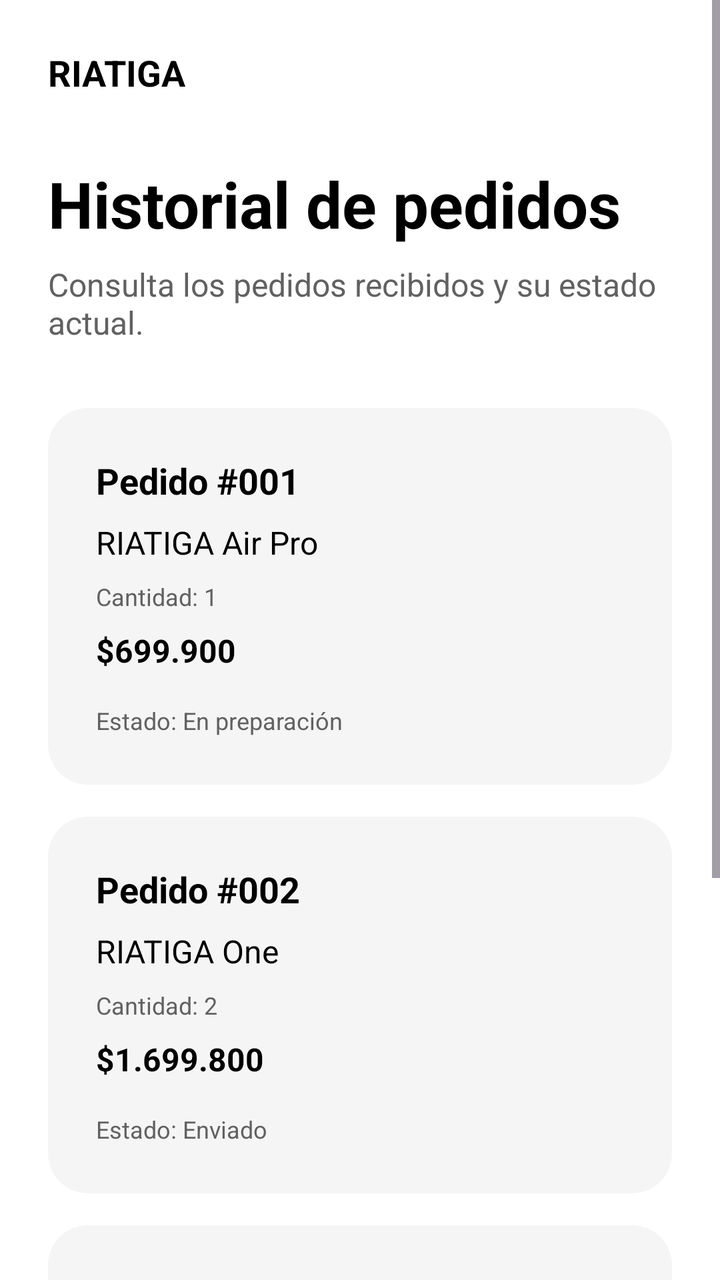
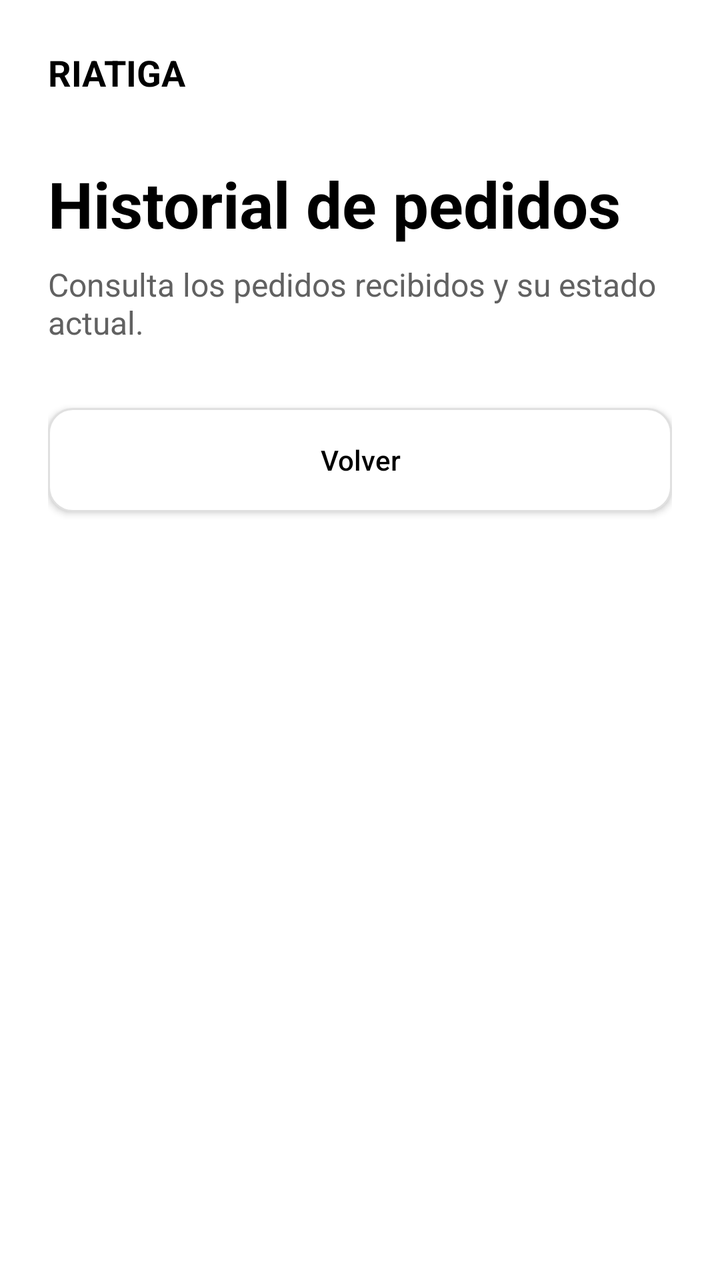

Before-and-after screenshots of an Android layout around one commit, followed by the original layout XML and the change that was made.
<!-- AndroidManifest.xml: application theme Theme.RIATIGAAudio -->
<!-- res/layout/activity_order_history.xml -->
<?xml version="1.0" encoding="utf-8"?>
<ScrollView
    xmlns:android="http://schemas.android.com/apk/res/android"
    xmlns:app="http://schemas.android.com/apk/res-auto"
    android:id="@+id/main"
    android:layout_width="match_parent"
    android:layout_height="match_parent"
    android:background="@color/background"
    android:fillViewport="true">

    <LinearLayout
        android:layout_width="match_parent"
        android:layout_height="wrap_content"
        android:orientation="vertical"
        android:padding="@dimen/space_lg">

        <TextView
            android:layout_width="wrap_content"
            android:layout_height="wrap_content"
            android:text="@string/brand_name"
            android:textColor="@color/text_primary"
            android:textSize="@dimen/text_subtitle"
            android:textStyle="bold" />

        <TextView
            android:layout_width="wrap_content"
            android:layout_height="wrap_content"
            android:layout_marginTop="@dimen/space_xl"
            android:text="@string/order_history"
            android:textColor="@color/text_primary"
            android:textSize="@dimen/text_large_title"
            android:textStyle="bold" />

        <TextView
            android:layout_width="match_parent"
            android:layout_height="wrap_content"
            android:layout_marginTop="@dimen/space_sm"
            android:text="@string/order_history_description"
            android:textColor="@color/text_secondary"
            android:textSize="@dimen/text_body" />

        
        <LinearLayout
            android:layout_width="match_parent"
            android:layout_height="wrap_content"
            android:layout_marginTop="@dimen/space_xl"
            android:background="@drawable/bg_card"
            android:orientation="vertical"
            android:padding="@dimen/space_lg">

            <TextView
                android:layout_width="wrap_content"
                android:layout_height="wrap_content"
                android:text="@string/order_001"
                android:textColor="@color/text_primary"
                android:textSize="@dimen/text_subtitle"
                android:textStyle="bold" />

            <TextView
                android:layout_width="wrap_content"
                android:layout_height="wrap_content"
                android:layout_marginTop="@dimen/space_sm"
                android:text="@string/air_pro"
                android:textColor="@color/text_primary"
                android:textSize="@dimen/text_body" />

            <TextView
                android:layout_width="wrap_content"
                android:layout_height="wrap_content"
                android:layout_marginTop="@dimen/space_sm"
                android:text="@string/quantity_one"
                android:textColor="@color/text_secondary"
                android:textSize="@dimen/text_small" />

            <TextView
                android:layout_width="wrap_content"
                android:layout_height="wrap_content"
                android:layout_marginTop="@dimen/space_sm"
                android:text="@string/air_pro_price"
                android:textColor="@color/text_primary"
                android:textSize="@dimen/text_body"
                android:textStyle="bold" />

            <TextView
                android:layout_width="wrap_content"
                android:layout_height="wrap_content"
                android:layout_marginTop="@dimen/space_md"
                android:text="@string/order_status_preparing"
                android:textColor="@color/text_secondary"
                android:textSize="@dimen/text_small" />

        </LinearLayout>

        
        <LinearLayout
            android:layout_width="match_parent"
            android:layout_height="wrap_content"
            android:layout_marginTop="@dimen/space_md"
            android:background="@drawable/bg_card"
            android:orientation="vertical"
            android:padding="@dimen/space_lg">

            <TextView
                android:layout_width="wrap_content"
                android:layout_height="wrap_content"
                android:text="@string/order_002"
                android:textColor="@color/text_primary"
                android:textSize="@dimen/text_subtitle"
                android:textStyle="bold" />

            <TextView
                android:layout_width="wrap_content"
                android:layout_height="wrap_content"
                android:layout_marginTop="@dimen/space_sm"
                android:text="@string/one"
                android:textColor="@color/text_primary"
                android:textSize="@dimen/text_body" />

            <TextView
                android:layout_width="wrap_content"
                android:layout_height="wrap_content"
                android:layout_marginTop="@dimen/space_sm"
                android:text="@string/quantity_two"
                android:textColor="@color/text_secondary"
                android:textSize="@dimen/text_small" />

            <TextView
                android:layout_width="wrap_content"
                android:layout_height="wrap_content"
                android:layout_marginTop="@dimen/space_sm"
                android:text="@string/one_two_units_price"
                android:textColor="@color/text_primary"
                android:textSize="@dimen/text_body"
                android:textStyle="bold" />

            <TextView
                android:layout_width="wrap_content"
                android:layout_height="wrap_content"
                android:layout_marginTop="@dimen/space_md"
                android:text="@string/order_status_sent"
                android:textColor="@color/text_secondary"
                android:textSize="@dimen/text_small" />

        </LinearLayout>

        
        <LinearLayout
            android:layout_width="match_parent"
            android:layout_height="wrap_content"
            android:layout_marginTop="@dimen/space_md"
            android:background="@drawable/bg_card"
            android:orientation="vertical"
            android:padding="@dimen/space_lg">

            <TextView
                android:layout_width="wrap_content"
                android:layout_height="wrap_content"
                android:text="@string/order_003"
                android:textColor="@color/text_primary"
                android:textSize="@dimen/text_subtitle"
                android:textStyle="bold" />

            <TextView
                android:layout_width="wrap_content"
                android:layout_height="wrap_content"
                android:layout_marginTop="@dimen/space_sm"
                android:text="@string/air_pro"
                android:textColor="@color/text_primary"
                android:textSize="@dimen/text_body" />

            <TextView
                android:layout_width="wrap_content"
                android:layout_height="wrap_content"
                android:layout_marginTop="@dimen/space_sm"
                android:text="@string/quantity_one"
                android:textColor="@color/text_secondary"
                android:textSize="@dimen/text_small" />

            <TextView
                android:layout_width="wrap_content"
                android:layout_height="wrap_content"
                android:layout_marginTop="@dimen/space_sm"
                android:text="@string/air_pro_price"
                android:textColor="@color/text_primary"
                android:textSize="@dimen/text_body"
                android:textStyle="bold" />

            <TextView
                android:layout_width="wrap_content"
                android:layout_height="wrap_content"
                android:layout_marginTop="@dimen/space_md"
                android:text="@string/order_status_delivered"
                android:textColor="@color/success"
                android:textSize="@dimen/text_small" />

        </LinearLayout>

        <androidx.appcompat.widget.AppCompatButton
            android:id="@+id/btnBack"
            android:layout_width="match_parent"
            android:layout_height="@dimen/button_height"
            android:layout_marginTop="@dimen/space_xl"
            android:layout_marginBottom="@dimen/space_lg"
            android:background="@drawable/bg_input"
            android:text="@string/back"
            android:textAllCaps="false"
            android:textColor="@color/text_primary"
            app:backgroundTint="@null" />

    </LinearLayout>

</ScrollView>
<!-- resources referenced by this layout -->
<resources>
  <color name="background">#FFFFFF</color>
  <color name="success">#2E7D32</color>
  <color name="text_primary">#000000</color>
  <color name="text_secondary">#616161</color>
  <dimen name="button_height">52dp</dimen>
  <dimen name="space_lg">24dp</dimen>
  <dimen name="space_md">16dp</dimen>
  <dimen name="space_sm">8dp</dimen>
  <dimen name="space_xl">32dp</dimen>
  <dimen name="text_body">16sp</dimen>
  <dimen name="text_large_title">32sp</dimen>
  <dimen name="text_small">12sp</dimen>
  <dimen name="text_subtitle">18sp</dimen>
  <!-- drawable bg_card (drawable) -->
  <?xml version="1.0" encoding="utf-8"?>
  <shape xmlns:android="http://schemas.android.com/apk/res/android"
      android:shape="rectangle">
  
      <solid android:color="@color/surface" />
  
      <corners android:radius="@dimen/radius_lg" />
  
  </shape>
  <!-- drawable bg_input (drawable) -->
  <?xml version="1.0" encoding="utf-8"?>
  <shape xmlns:android="http://schemas.android.com/apk/res/android"
      android:shape="rectangle">
  
      <solid android:color="@color/white" />
  
      <stroke
          android:width="1dp"
          android:color="@color/gray_300" />
  
      <corners android:radius="@dimen/radius_md" />
  
  </shape>
  <string name="air_pro">RIATIGA Air Pro</string>
  <string name="air_pro_price">$699.900</string>
  <string name="back">Volver</string>
  <string name="brand_name">RIATIGA</string>
  <string name="one">RIATIGA One</string>
  <string name="one_two_units_price">$1.699.800</string>
  <string name="order_001">Pedido #001</string>
  <string name="order_002">Pedido #002</string>
  <string name="order_003">Pedido #003</string>
  <string name="order_history">Historial de pedidos</string>
  <string name="order_history_description">Consulta los pedidos recibidos y su estado actual.</string>
  <string name="order_status_delivered">Estado: Entregado</string>
  <string name="order_status_preparing">Estado: En preparación</string>
  <string name="order_status_sent">Estado: Enviado</string>
  <string name="quantity_one">Cantidad: 1</string>
  <string name="quantity_two">Cantidad: 2</string>
  <style name="Theme.RIATIGAAudio" parent="Base.Theme.RIATIGAAudio" />
  <color name="surface">#F5F5F5</color>
  <dimen name="radius_lg">20dp</dimen>
  <color name="white">#FFFFFF</color>
  <color name="gray_300">#E0E0E0</color>
  <dimen name="radius_md">12dp</dimen>
  <style name="Base.Theme.RIATIGAAudio" parent="Theme.Material3.DayNight.NoActionBar">
  
          
          <item name="colorSecondaryContainer">@color/gray_300</item>
          <item name="colorOnSecondaryContainer">@color/black</item>
  
      </style>
  <color name="black">#000000</color>
</resources>

<!-- the commit's change to res/layout/activity_order_history.xml (unified diff, before → after) -->
@@ -41,159 +41,10 @@
 
         
         <LinearLayout
+            android:id="@+id/ordersContainer"
             android:layout_width="match_parent"
             android:layout_height="wrap_content"
-            android:layout_marginTop="@dimen/space_xl"
-            android:background="@drawable/bg_card"
-            android:orientation="vertical"
-            android:padding="@dimen/space_lg">
-
-            <TextView
-                android:layout_width="wrap_content"
-                android:layout_height="wrap_content"
-                android:text="@string/order_001"
-                android:textColor="@color/text_primary"
-                android:textSize="@dimen/text_subtitle"
-                android:textStyle="bold" />
-
-            <TextView
-                android:layout_width="wrap_content"
-                android:layout_height="wrap_content"
-                android:layout_marginTop="@dimen/space_sm"
-                android:text="@string/air_pro"
-                android:textColor="@color/text_primary"
-                android:textSize="@dimen/text_body" />
-
-            <TextView
-                android:layout_width="wrap_content"
-                android:layout_height="wrap_content"
-                android:layout_marginTop="@dimen/space_sm"
-                android:text="@string/quantity_one"
-                android:textColor="@color/text_secondary"
-                android:textSize="@dimen/text_small" />
-
-            <TextView
-                android:layout_width="wrap_content"
-                android:layout_height="wrap_content"
-                android:layout_marginTop="@dimen/space_sm"
-                android:text="@string/air_pro_price"
-                android:textColor="@color/text_primary"
-                android:textSize="@dimen/text_body"
-                android:textStyle="bold" />
-
-            <TextView
-                android:layout_width="wrap_content"
-                android:layout_height="wrap_content"
-                android:layout_marginTop="@dimen/space_md"
-                android:text="@string/order_status_preparing"
-                android:textColor="@color/text_secondary"
-                android:textSize="@dimen/text_small" />
-
-        </LinearLayout>
-
-        
-        <LinearLayout
-            android:layout_width="match_parent"
-            android:layout_height="wrap_content"
-            android:layout_marginTop="@dimen/space_md"
-            android:background="@drawable/bg_card"
-            android:orientation="vertical"
-            android:padding="@dimen/space_lg">
-
-            <TextView
-                android:layout_width="wrap_content"
-                android:layout_height="wrap_content"
-                android:text="@string/order_002"
-                android:textColor="@color/text_primary"
-                android:textSize="@dimen/text_subtitle"
-                android:textStyle="bold" />
-
-            <TextView
-                android:layout_width="wrap_content"
-                android:layout_height="wrap_content"
-                android:layout_marginTop="@dimen/space_sm"
-                android:text="@string/one"
-                android:textColor="@color/text_primary"
-                android:textSize="@dimen/text_body" />
-
-            <TextView
-                android:layout_width="wrap_content"
-                android:layout_height="wrap_content"
-                android:layout_marginTop="@dimen/space_sm"
-                android:text="@string/quantity_two"
-                android:textColor="@color/text_secondary"
-                android:textSize="@dimen/text_small" />
-
-            <TextView
-                android:layout_width="wrap_content"
-                android:layout_height="wrap_content"
-                android:layout_marginTop="@dimen/space_sm"
-                android:text="@string/one_two_units_price"
-                android:textColor="@color/text_primary"
-                android:textSize="@dimen/text_body"
-                android:textStyle="bold" />
-
-            <TextView
-                android:layout_width="wrap_content"
-                android:layout_height="wrap_content"
-                android:layout_marginTop="@dimen/space_md"
-                android:text="@string/order_status_sent"
-                android:textColor="@color/text_secondary"
-                android:textSize="@dimen/text_small" />
-
-        </LinearLayout>
-
-        
-        <LinearLayout
-            android:layout_width="match_parent"
-            android:layout_height="wrap_content"
-            android:layout_marginTop="@dimen/space_md"
-            android:background="@drawable/bg_card"
-            android:orientation="vertical"
-            android:padding="@dimen/space_lg">
-
-            <TextView
-                android:layout_width="wrap_content"
-                android:layout_height="wrap_content"
-                android:text="@string/order_003"
-                android:textColor="@color/text_primary"
-                android:textSize="@dimen/text_subtitle"
-                android:textStyle="bold" />
-
-            <TextView
-                android:layout_width="wrap_content"
-                android:layout_height="wrap_content"
-                android:layout_marginTop="@dimen/space_sm"
-                android:text="@string/air_pro"
-                android:textColor="@color/text_primary"
-                android:textSize="@dimen/text_body" />
-
-            <TextView
-                android:layout_width="wrap_content"
-                android:layout_height="wrap_content"
-                android:layout_marginTop="@dimen/space_sm"
-                android:text="@string/quantity_one"
-                android:textColor="@color/text_secondary"
-                android:textSize="@dimen/text_small" />
-
-            <TextView
-                android:layout_width="wrap_content"
-                android:layout_height="wrap_content"
-                android:layout_marginTop="@dimen/space_sm"
-                android:text="@string/air_pro_price"
-                android:textColor="@color/text_primary"
-                android:textSize="@dimen/text_body"
-                android:textStyle="bold" />
-
-            <TextView
-                android:layout_width="wrap_content"
-                android:layout_height="wrap_content"
-                android:layout_marginTop="@dimen/space_md"
-                android:text="@string/order_status_delivered"
-                android:textColor="@color/success"
-                android:textSize="@dimen/text_small" />
-
-        </LinearLayout>
+            android:orientation="vertical" />
 
         <androidx.appcompat.widget.AppCompatButton
             android:id="@+id/btnBack"
<!-- resource entries referenced after the edit -->
@@ -1,28 +1,15 @@
 <!-- resources referenced by this layout -->
 <resources>
   <color name="background">#FFFFFF</color>
-  <color name="success">#2E7D32</color>
   <color name="text_primary">#000000</color>
   <color name="text_secondary">#616161</color>
   <dimen name="button_height">52dp</dimen>
   <dimen name="space_lg">24dp</dimen>
-  <dimen name="space_md">16dp</dimen>
   <dimen name="space_sm">8dp</dimen>
   <dimen name="space_xl">32dp</dimen>
   <dimen name="text_body">16sp</dimen>
   <dimen name="text_large_title">32sp</dimen>
-  <dimen name="text_small">12sp</dimen>
   <dimen name="text_subtitle">18sp</dimen>
-  <!-- drawable bg_card (drawable) -->
-  <?xml version="1.0" encoding="utf-8"?>
-  <shape xmlns:android="http://schemas.android.com/apk/res/android"
-      android:shape="rectangle">
-  
-      <solid android:color="@color/surface" />
-  
-      <corners android:radius="@dimen/radius_lg" />
-  
-  </shape>
   <!-- drawable bg_input (drawable) -->
   <?xml version="1.0" encoding="utf-8"?>
   <shape xmlns:android="http://schemas.android.com/apk/res/android"
@@ -37,25 +24,11 @@
       <corners android:radius="@dimen/radius_md" />
   
   </shape>
-  <string name="air_pro">RIATIGA Air Pro</string>
-  <string name="air_pro_price">$699.900</string>
   <string name="back">Volver</string>
   <string name="brand_name">RIATIGA</string>
-  <string name="one">RIATIGA One</string>
-  <string name="one_two_units_price">$1.699.800</string>
-  <string name="order_001">Pedido #001</string>
-  <string name="order_002">Pedido #002</string>
-  <string name="order_003">Pedido #003</string>
   <string name="order_history">Historial de pedidos</string>
   <string name="order_history_description">Consulta los pedidos recibidos y su estado actual.</string>
-  <string name="order_status_delivered">Estado: Entregado</string>
-  <string name="order_status_preparing">Estado: En preparación</string>
-  <string name="order_status_sent">Estado: Enviado</string>
-  <string name="quantity_one">Cantidad: 1</string>
-  <string name="quantity_two">Cantidad: 2</string>
   <style name="Theme.RIATIGAAudio" parent="Base.Theme.RIATIGAAudio" />
-  <color name="surface">#F5F5F5</color>
-  <dimen name="radius_lg">20dp</dimen>
   <color name="white">#FFFFFF</color>
   <color name="gray_300">#E0E0E0</color>
   <dimen name="radius_md">12dp</dimen>
